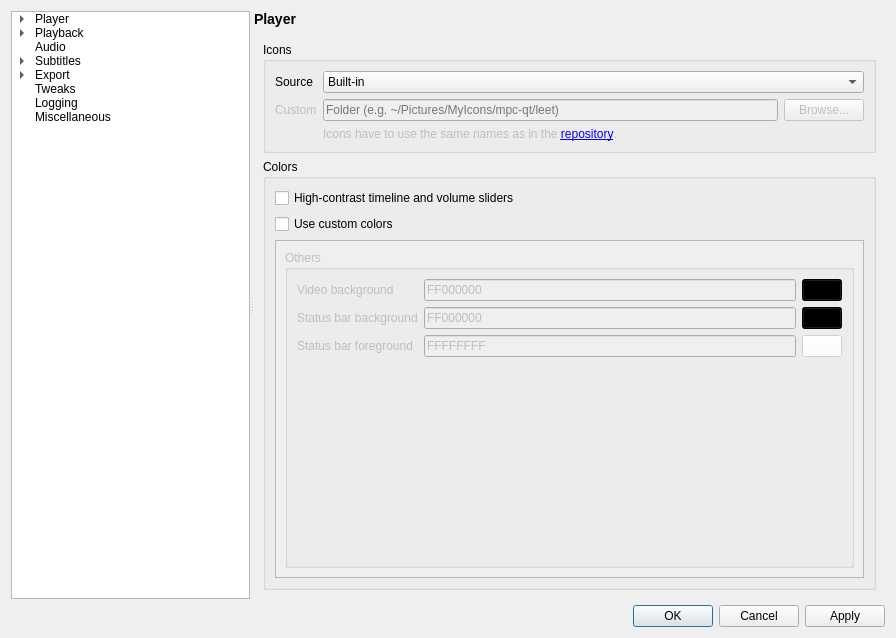
Old version of the form src/settingswindow.ui in the repository mpc-qt/mpc-qt.
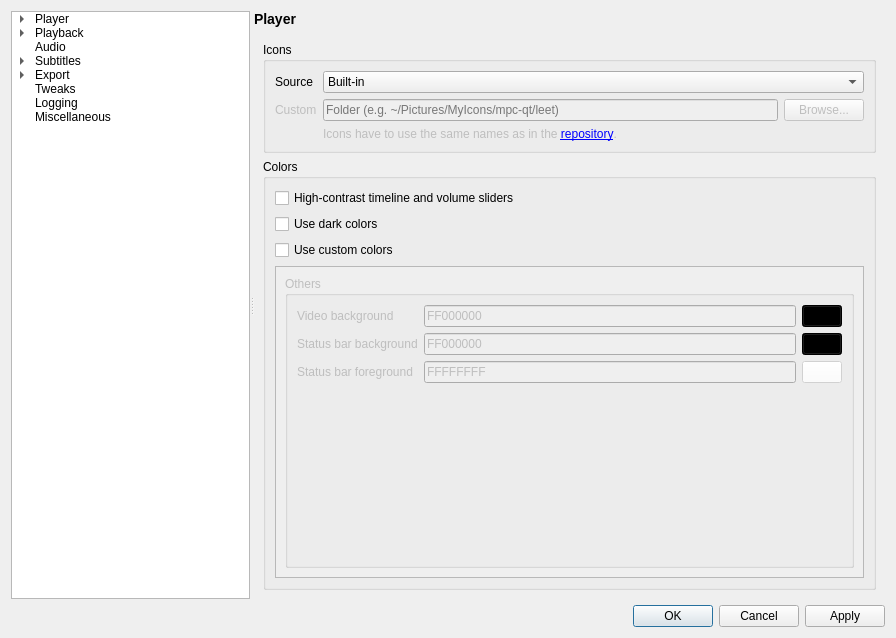
New version of the form. The open tabs and pages were chosen to show the change.

Commit message:
Add "Use dark colors" option
Based on "Breeze Dark" theme colors.

The Fusion style is required to apply the colors to the main menu bar on
KDE, so it's automatically applied.
On GNOME and Windows, the Fusion style is already used or enabled by
default.

Fixes #821 ("[Feature Request] Dark mode option").

Patch:
```diff
--- a/src/settingswindow.ui
+++ b/src/settingswindow.ui
@@ -686,6 +686,13 @@
                 </property>
                </widget>
               </item>
+              <item>
+               <widget class="QCheckBox" name="interfaceWidgetDark">
+                <property name="text">
+                 <string>Use dark colors</string>
+                </property>
+               </widget>
+              </item>
               <item>
                <widget class="QCheckBox" name="interfaceWidgetCustom">
                 <property name="text">
```
The commit also changes 22 other files.
